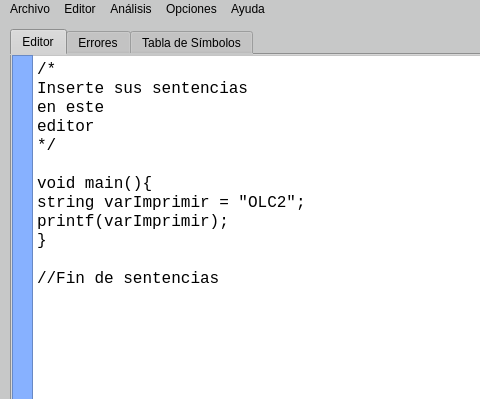
Old version of the form Proyecto1/mainwindow.ui in the repository MelyzaRC/OLC2Proyecto2_201314821; both pictures show x 0 to 480 and y 0 to 399 of the 1120 by 636 pixel window.
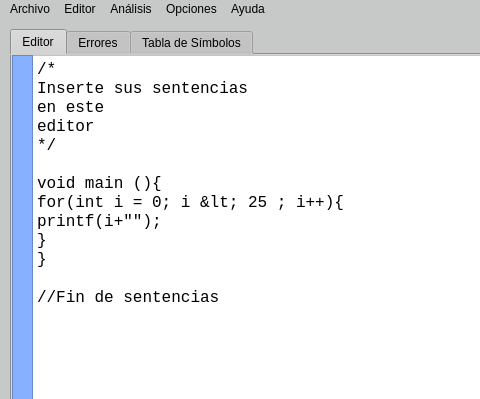
New version of the form.

Diff of the .ui file:
```diff
--- a/Proyecto1/mainwindow.ui
+++ b/Proyecto1/mainwindow.ui
@@ -116,9 +116,10 @@
 editor
 */
 
-void main(){
-string varImprimir = &quot;OLC2&quot;;
-printf(varImprimir);
+void main (){
+for(int i = 0; i &lt; 25 ; i++){
+printf(i+&quot;&quot;);
+}
 }
 
 //Fin de sentencias</string>
```
